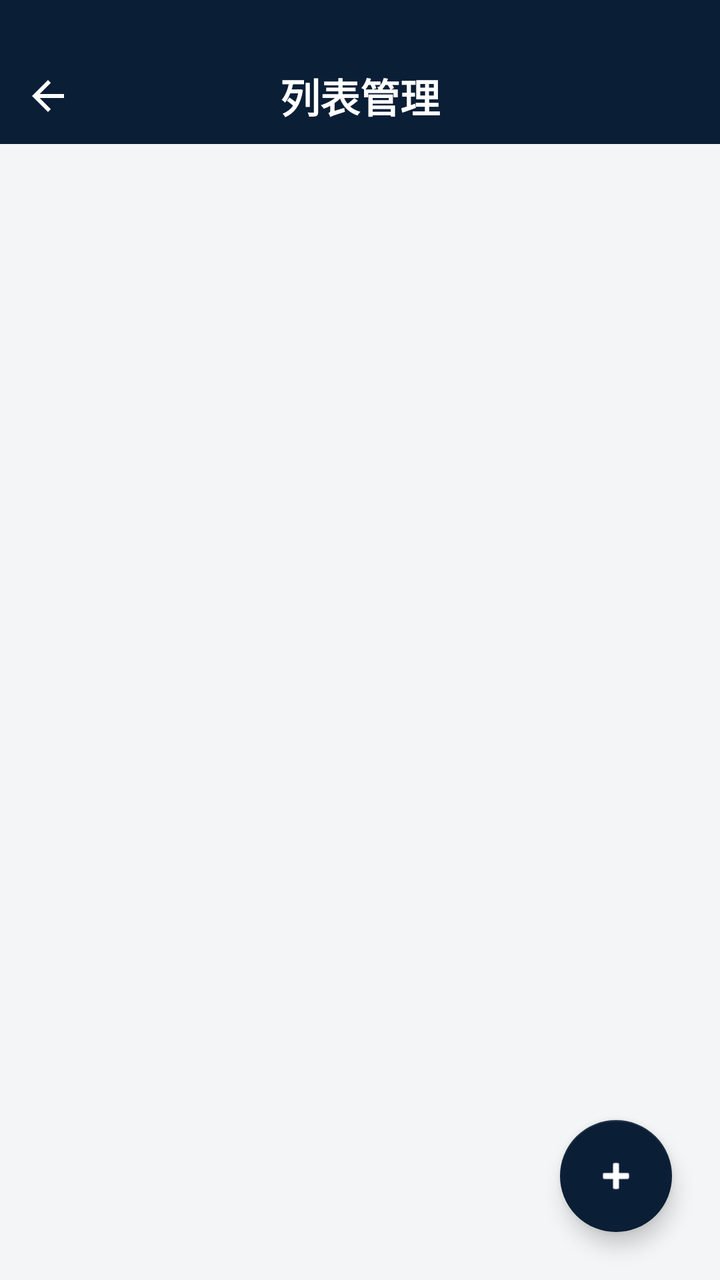
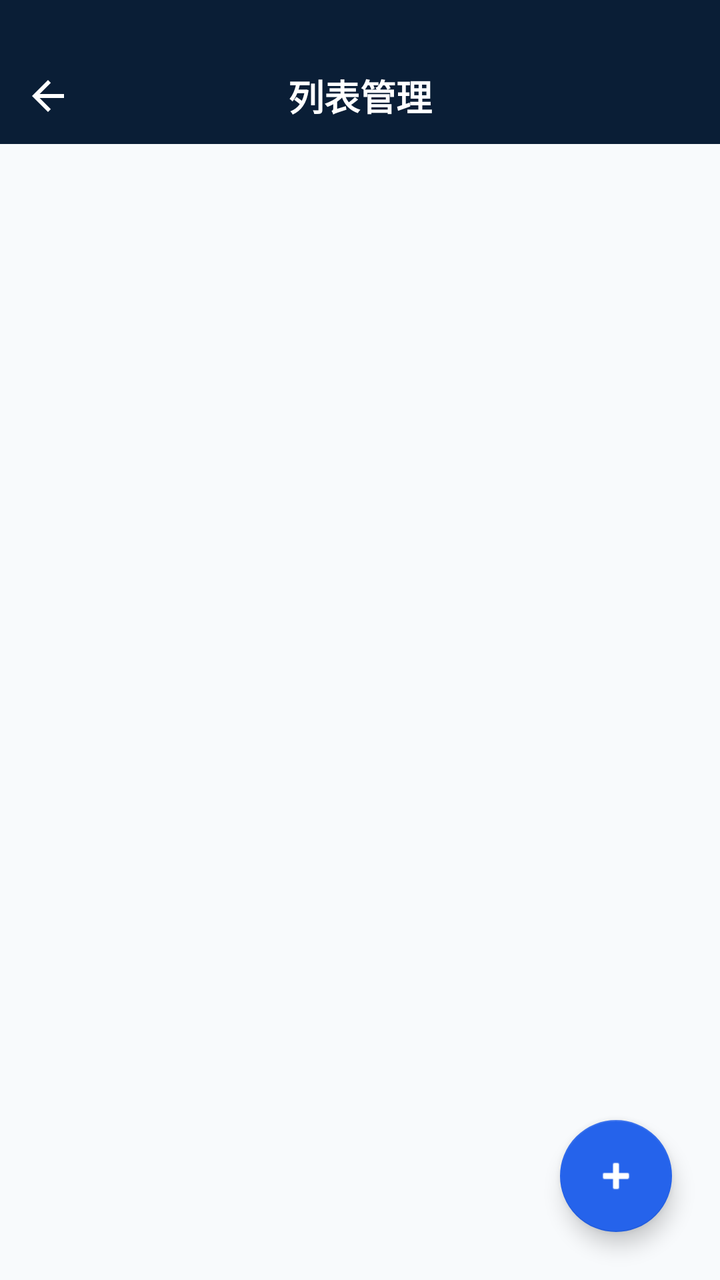

Two renders of the same Android screen: before a commit and after it. Below are the layout's source before the change and the commit's diff.
<!-- AndroidManifest.xml: application theme Theme.Signal_dectect -->
<!-- res/layout/activity_list_manager.xml -->
<?xml version="1.0" encoding="utf-8"?>
<androidx.coordinatorlayout.widget.CoordinatorLayout xmlns:android="http://schemas.android.com/apk/res/android"
    xmlns:app="http://schemas.android.com/apk/res-auto"
    android:layout_width="match_parent"
    android:layout_height="match_parent"
    android:background="#F4F5F7">

    <LinearLayout
        android:layout_width="match_parent"
        android:layout_height="match_parent"
        android:orientation="vertical">

        
        <FrameLayout
            android:layout_width="match_parent"
            android:layout_height="72dp"
            android:background="#0A1E36"
            android:paddingTop="24dp">
            
            <ImageView
                android:id="@+id/iv_back"
                android:layout_width="48dp"
                android:layout_height="48dp"
                android:padding="12dp"
                android:src="@drawable/ic_back"
                android:layout_gravity="start|center_vertical"
                app:tint="#FFFFFF" />

            <TextView
                android:id="@+id/tv_title"
                android:layout_width="wrap_content"
                android:layout_height="wrap_content"
                android:layout_gravity="center"
                android:text="列表管理"
                android:textColor="#FFFFFF"
                android:textSize="20sp"
                android:fontFamily="sans-serif-black" />
        </FrameLayout>

        
        <LinearLayout
            android:id="@+id/ll_empty_state"
            android:layout_width="match_parent"
            android:layout_height="match_parent"
            android:orientation="vertical"
            android:gravity="center"
            android:visibility="gone">

            <ImageView
                android:layout_width="100dp"
                android:layout_height="100dp"
                android:src="@android:drawable/ic_menu_search"
                app:tint="#CCCCCC" />

            <TextView
                android:layout_width="wrap_content"
                android:layout_height="wrap_content"
                android:layout_marginTop="16dp"
                android:text="暂无数据"
                android:textColor="#999999"
                android:textSize="16sp" />
        </LinearLayout>

        
        <androidx.recyclerview.widget.RecyclerView
            android:id="@+id/recycler_view"
            android:layout_width="match_parent"
            android:layout_height="match_parent"
            android:padding="8dp"
            android:clipToPadding="false" />

    </LinearLayout>

    
    <com.google.android.material.floatingactionbutton.FloatingActionButton
        android:id="@+id/fab_add"
        android:layout_width="wrap_content"
        android:layout_height="wrap_content"
        android:layout_gravity="bottom|end"
        android:layout_margin="24dp"
        android:src="@android:drawable/ic_input_add"
        app:tint="#FFFFFF"
        app:backgroundTint="#0A1E36" />

</androidx.coordinatorlayout.widget.CoordinatorLayout>
<!-- resources referenced by this layout -->
<resources>
  <!-- drawable ic_back (drawable) -->
  <vector xmlns:android="http://schemas.android.com/apk/res/android"
      android:width="24dp"
      android:height="24dp"
      android:viewportWidth="24"
      android:viewportHeight="24">
    <path
        android:fillColor="#000000"
        android:pathData="M20,11H7.83l5.59,-5.59L12,4l-8,8l8,8l1.41,-1.41L7.83,13H20v-2z"/>
  </vector>
  <style name="Theme.Signal_dectect" parent="Theme.MaterialComponents.DayNight.NoActionBar">
          
          <item name="colorPrimary">@color/primary</item>
          <item name="colorPrimaryVariant">@color/primary_variant</item>
          <item name="colorOnPrimary">@color/on_primary</item>
          
          
          <item name="colorSecondary">@color/secondary</item>
          <item name="colorSecondaryVariant">@color/secondary_variant</item>
          <item name="colorOnSecondary">@color/on_secondary</item>
          
          
          <item name="android:windowBackground">@color/background</item>
          <item name="colorSurface">@color/surface</item>
          
          
          <item name="android:statusBarColor">@color/background</item>
          <item name="android:windowLightStatusBar">true</item>
          
          
      </style>
  <color name="primary">#2563EB</color>
  <color name="primary_variant">#1D4ED8</color>
  <color name="on_primary">#FFFFFF</color>
  <color name="secondary">#0EA5E9</color>
  <color name="secondary_variant">#0284C7</color>
  <color name="on_secondary">#FFFFFF</color>
  <color name="background">#F8FAFC</color>
  <color name="surface">#FFFFFF</color>
</resources>

<!-- the commit's change to res/layout/activity_list_manager.xml (unified diff, before → after) -->
@@ -3,7 +3,7 @@
     xmlns:app="http://schemas.android.com/apk/res-auto"
     android:layout_width="match_parent"
     android:layout_height="match_parent"
-    android:background="#F4F5F7">
+    android:background="@color/background">
 
     <LinearLayout
         android:layout_width="match_parent"
@@ -24,7 +24,7 @@
                 android:padding="12dp"
                 android:src="@drawable/ic_back"
                 android:layout_gravity="start|center_vertical"
-                app:tint="#FFFFFF" />
+                app:tint="@color/white" />
 
             <TextView
                 android:id="@+id/tv_title"
@@ -32,8 +32,8 @@
                 android:layout_height="wrap_content"
                 android:layout_gravity="center"
                 android:text="列表管理"
-                android:textColor="#FFFFFF"
-                android:textSize="20sp"
+                android:textColor="@color/white"
+                android:textSize="18sp"
                 android:fontFamily="sans-serif-black" />
         </FrameLayout>
 
@@ -44,21 +44,25 @@
             android:layout_height="match_parent"
             android:orientation="vertical"
             android:gravity="center"
-            android:visibility="gone">
+            android:visibility="gone"
+            android:padding="32dp">
 
             <ImageView
-                android:layout_width="100dp"
-                android:layout_height="100dp"
-                android:src="@android:drawable/ic_menu_search"
-                app:tint="#CCCCCC" />
+                android:id="@+id/iv_empty_icon"
+                android:layout_width="80dp"
+                android:layout_height="80dp"
+                android:src="@drawable/ic_whitelist"
+                app:tint="@color/text_tertiary" />
 
             <TextView
+                android:id="@+id/tv_empty_hint"
                 android:layout_width="wrap_content"
                 android:layout_height="wrap_content"
                 android:layout_marginTop="16dp"
                 android:text="暂无数据"
-                android:textColor="#999999"
-                android:textSize="16sp" />
+                android:textColor="@color/text_secondary"
+                android:textSize="15sp"
+                android:gravity="center" />
         </LinearLayout>
 
         
@@ -79,7 +83,7 @@
         android:layout_gravity="bottom|end"
         android:layout_margin="24dp"
         android:src="@android:drawable/ic_input_add"
-        app:tint="#FFFFFF"
-        app:backgroundTint="#0A1E36" />
+        app:tint="@color/white"
+        app:backgroundTint="@color/primary" />
 
 </androidx.coordinatorlayout.widget.CoordinatorLayout>
<!-- resource entries referenced after the edit -->
@@ -9,6 +9,16 @@
     <path
         android:fillColor="#000000"
         android:pathData="M20,11H7.83l5.59,-5.59L12,4l-8,8l8,8l1.41,-1.41L7.83,13H20v-2z"/>
+  </vector>
+  <!-- drawable ic_whitelist (drawable) -->
+  <vector xmlns:android="http://schemas.android.com/apk/res/android"
+      android:width="24dp"
+      android:height="24dp"
+      android:viewportWidth="24"
+      android:viewportHeight="24">
+    <path
+        android:fillColor="#64748B"
+        android:pathData="M11,11c2.2,0 4,-1.8 4,-4s-1.8,-4 -4,-4 -4,1.8 -4,4 1.8,4 4,4zM11,13c-2.67,0 -8,1.34 -8,4v2h16v-2c0,-2.66 -5.33,-4 -8,-4zM19.78,13.78l-4.24,4.24 -1.41,-1.41 -1.41,1.41 2.83,2.83 5.66,-5.66z"/>
   </vector>
   <style name="Theme.Signal_dectect" parent="Theme.MaterialComponents.DayNight.NoActionBar">
           
@@ -32,6 +42,9 @@
           
       </style>
   <color name="primary">#2563EB</color>
+  <color name="text_secondary">#64748B</color>
+  <color name="text_tertiary">#94A3B8</color>
+  <color name="white">#FFFFFFFF</color>
   <color name="primary_variant">#1D4ED8</color>
   <color name="on_primary">#FFFFFF</color>
   <color name="secondary">#0EA5E9</color>
